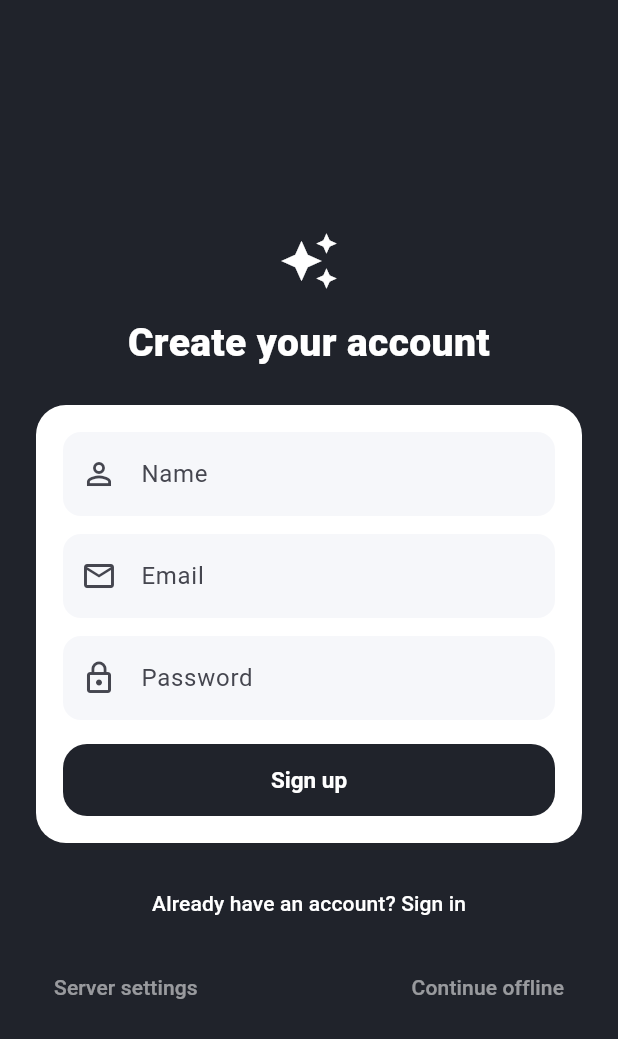
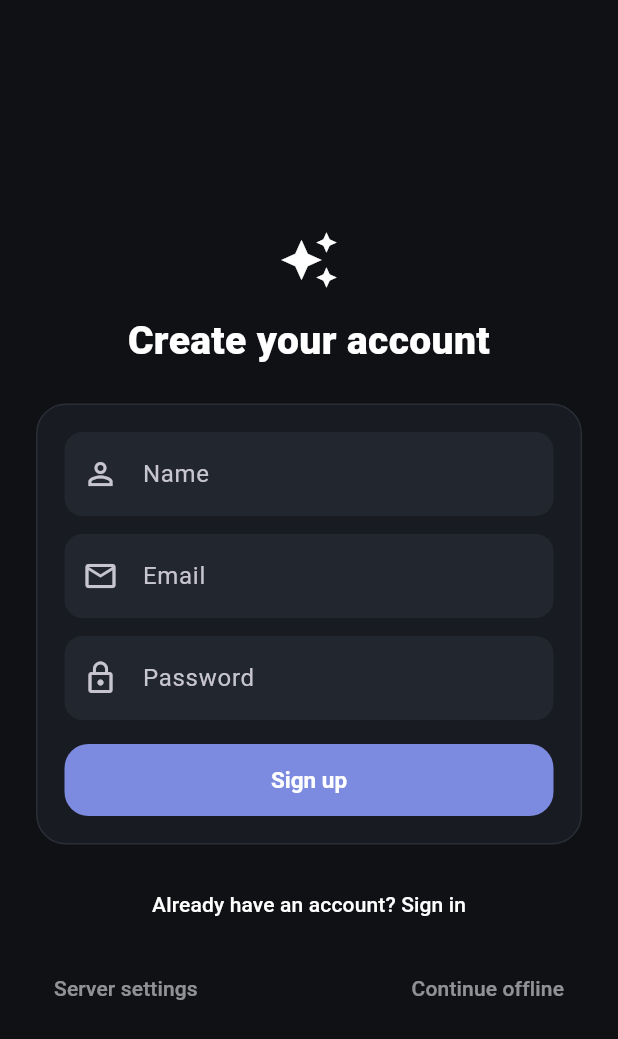
Before and after one commit to gearupae/PA-APP, a Flutter app: the screen it shows after launch, on a phone screen of 412 x 824 dp. Shown: the top 1039 px of the screen. Run offline on Flutter 3.47's test engine with Material 3 defaults, Android fonts, the phone set to English and light mode, and no system bars; our stand-ins replace permission_handler, shared_preferences, speech_to_text, wakelock_plus.

Commit message:
style(mobile): dark theme (soft-indigo accent)
Convert the calm soft-UI design to dark: deep near-black canvas, raised
dark cards with hairline borders, light text, and the single soft-indigo
accent (hero, chips, active nav). Muted coral still reserved for record.

- Dark ColorScheme; ink now means light text/icons, new surface/surfaceAlt
  tokens for panels, chips, tiles and inputs.
- Convert all previously white/near-black fills (auth, profile header,
  reminders tiles, sms prompt, stat tiles, mind-map nodes) and the donut
  chart ring/labels to dark tokens.

Co-Authored-By: Claude Opus 4.8 <noreply@anthropic.com>

```diff
--- a/apps/mobile/lib/main.dart
+++ b/apps/mobile/lib/main.dart
@@ -26,7 +26,7 @@ class PaApp extends StatelessWidget {
     return MaterialApp(
       title: 'PA-APP',
       debugShowCheckedModeBanner: false,
-      theme: AppTheme.light(),
+      theme: AppTheme.dark(),
       home: RootGate(state: state, store: store),
     );
   }
--- a/apps/mobile/lib/screens/auth_screen.dart
+++ b/apps/mobile/lib/screens/auth_screen.dart
@@ -85,7 +85,7 @@ class _AuthScreenState extends State<AuthScreen> {
   @override
   Widget build(BuildContext context) {
     return Scaffold(
-      backgroundColor: AppColors.ink,
+      backgroundColor: AppColors.bg,
       body: SafeArea(
         child: Center(
           child: SingleChildScrollView(
@@ -108,8 +108,9 @@ class _AuthScreenState extends State<AuthScreen> {
                 Container(
                   padding: const EdgeInsets.all(18),
                   decoration: BoxDecoration(
-                    color: Colors.white,
+                    color: AppColors.surface,
                     borderRadius: BorderRadius.circular(20),
+                    border: Border.all(color: AppColors.line),
                   ),
                   child: Column(
                     children: [
@@ -218,7 +219,7 @@ class _AuthScreenState extends State<AuthScreen> {
         labelText: label,
         prefixIcon: Icon(icon),
         filled: true,
-        fillColor: AppColors.bg,
+        fillColor: AppColors.surfaceAlt,
         border: OutlineInputBorder(
           borderRadius: BorderRadius.circular(12),
           borderSide: BorderSide.none,
--- a/apps/mobile/lib/screens/dashboard_screen.dart
+++ b/apps/mobile/lib/screens/dashboard_screen.dart
@@ -96,13 +96,13 @@ class DashboardScreen extends StatelessWidget {
   Widget _smsPrompt() => Container(
         padding: const EdgeInsets.all(16),
         decoration: BoxDecoration(
-          color: Colors.white,
+          color: AppColors.surface,
           borderRadius: BorderRadius.circular(AppTheme.radius),
-          border: Border.all(color: AppColors.tag),
+          border: Border.all(color: AppColors.line),
         ),
         child: Row(
           children: [
-            const Icon(Icons.sms_outlined, color: AppColors.ink),
+            const Icon(Icons.sms_outlined, color: AppColors.accent),
             const SizedBox(width: 12),
             const Expanded(
               child: Text(
@@ -256,7 +256,7 @@ class DashboardScreen extends StatelessWidget {
         child: Container(
           padding: const EdgeInsets.symmetric(horizontal: 14, vertical: 14),
           decoration: BoxDecoration(
-            color: color.withValues(alpha: 0.08),
+            color: AppColors.surfaceAlt,
             borderRadius: BorderRadius.circular(16),
           ),
           child: Column(
@@ -467,6 +467,7 @@ class DashboardScreen extends StatelessWidget {
       decoration: BoxDecoration(
         color: AppColors.surface,
         borderRadius: BorderRadius.circular(AppTheme.radius),
+        border: Border.all(color: AppColors.line),
         boxShadow: AppTheme.cardShadow,
       ),
       child: Padding(
--- a/apps/mobile/lib/screens/profile_screen.dart
+++ b/apps/mobile/lib/screens/profile_screen.dart
@@ -23,8 +23,9 @@ class ProfileScreen extends StatelessWidget {
           Container(
             padding: const EdgeInsets.all(18),
             decoration: BoxDecoration(
-              color: AppColors.ink,
+              color: AppColors.accentSoft,
               borderRadius: BorderRadius.circular(AppTheme.radius),
+              border: Border.all(color: AppColors.line),
             ),
             child: Row(
               children: [
--- a/apps/mobile/lib/screens/reminders_local_screen.dart
+++ b/apps/mobile/lib/screens/reminders_local_screen.dart
@@ -22,7 +22,7 @@ class RemindersLocalScreen extends StatelessWidget {
           floatingActionButton: Padding(
             padding: const EdgeInsets.only(bottom: 72),
             child: FloatingActionButton.extended(
-              backgroundColor: AppColors.ink,
+              backgroundColor: AppColors.accent,
               foregroundColor: Colors.white,
               onPressed: () => _add(context),
               icon: const Icon(Icons.add_alarm),
@@ -112,12 +112,13 @@ class RemindersLocalScreen extends StatelessWidget {
       child: Container(
         margin: const EdgeInsets.only(bottom: 8),
         decoration: BoxDecoration(
-          color: Colors.white,
+          color: AppColors.surface,
           borderRadius: BorderRadius.circular(16),
+          border: Border.all(color: AppColors.line),
         ),
         child: ListTile(
           leading: CircleAvatar(
-            backgroundColor: _kindColor(r.kind).withValues(alpha: 0.14),
+            backgroundColor: _kindColor(r.kind).withValues(alpha: 0.18),
             child: Icon(_kindIcon(r.kind), color: _kindColor(r.kind), size: 20),
           ),
           title: Text(
--- a/apps/mobile/lib/theme/app_theme.dart
+++ b/apps/mobile/lib/theme/app_theme.dart
@@ -1,44 +1,44 @@
 import 'package:flutter/material.dart';
 import 'package:flutter/services.dart';
 
-/// Calm, airy "soft-UI" palette: near-white canvas, large rounded white cards,
-/// one subtle sage-green accent, muted coral reserved for recording. Tuned for
-/// a low-stress, high-end finance feel.
+/// Calm, dark "soft-UI" palette: deep near-black canvas, softly raised dark
+/// cards, one subtle indigo accent, muted coral reserved for recording.
 class AppColors {
-  static const seed = Color(0xFF5D6CB0); // soft indigo — drives M3 widgets
-  static const bg = Color(0xFFF6F7FA); // near-white canvas (cool)
-  static const surface = Colors.white;
-  static const ink = Color(0xFF20232B); // soft near-black
-  static const inkSoft = Color(0xFF2E343A);
+  static const seed = Color(0xFF7C8AE0); // soft indigo (bright for dark)
+  static const bg = Color(0xFF0F1115); // deep canvas
+  static const surface = Color(0xFF181B21); // cards
+  static const surfaceAlt = Color(0xFF22262E); // chips, tiles, inputs, panels
+  static const ink = Color(0xFFECEDF1); // primary text + icons (light)
+  static const inkSoft = Color(0xFFC7CAD2);
 
-  static const accent = Color(0xFF5D6CB0); // soft indigo (single accent)
-  static const accentSoft = Color(0xFFECEEF8); // indigo tint surface
-  static const red = Color(0xFFCC6B5A); // muted coral — record only
+  static const accent = Color(0xFF7C8AE0); // soft indigo (single accent)
+  static const accentSoft = Color(0xFF242941); // indigo-tinted dark surface
+  static const red = Color(0xFFE07A68); // muted coral — record only
 
-  static const navBg = Colors.white;
-  static const navPill = Color(0xFFECEEF8);
-  static const tag = Color(0xFFEDEEF2);
-  static const line = Color(0xFFE9EBF0);
+  static const navBg = Color(0xFF15181E);
+  static const navPill = Color(0xFF2B3150);
+  static const tag = Color(0xFF262A32);
+  static const line = Color(0xFF2A2E36);
 
-  static const slate = Color(0xFF747880);
-  static const income = Color(0xFF4E9E7E);
-  static const expense = Color(0xFFCC6B5A);
-  static const violet = Color(0xFF6E63C6);
-  static const teal = Color(0xFF2E9393);
-  static const amber = Color(0xFFBF8A2E);
+  static const slate = Color(0xFF9A9EA8); // muted light-grey text
+  static const income = Color(0xFF5CB894);
+  static const expense = Color(0xFFE07A68);
+  static const violet = Color(0xFF9B8EE6);
+  static const teal = Color(0xFF4FB3B3);
+  static const amber = Color(0xFFD9A54A);
 
-  // Chart categories keep colour (needed to separate series), gently muted.
+  // Chart categories keep colour (needed to separate series), tuned for dark.
   static const categoryColors = <String, Color>{
-    'Food': Color(0xFFD08A4F),
-    'Fuel': Color(0xFF5A7FC2),
-    'Bills': Color(0xFF8A7BC8),
-    'Shopping': Color(0xFFC77BA0),
-    'Groceries': Color(0xFF5F8575),
-    'Transport': Color(0xFF4E9A9A),
-    'Entertainment': Color(0xFFC2993E),
-    'Health': Color(0xFFCE7369),
-    'Transfers': Color(0xFF8A9199),
-    'Other': Color(0xFFABABA2),
+    'Food': Color(0xFFE59B63),
+    'Fuel': Color(0xFF7C8AE0),
+    'Bills': Color(0xFF9B8EE6),
+    'Shopping': Color(0xFFDE8FB4),
+    'Groceries': Color(0xFF5CB894),
+    'Transport': Color(0xFF4FB3B3),
+    'Entertainment': Color(0xFFD9A54A),
+    'Health': Color(0xFFE38578),
+    'Transfers': Color(0xFF9199A6),
+    'Other': Color(0xFF8A8F99),
   };
 
   static Color forCategory(String c) =>
@@ -46,11 +46,15 @@ class AppColors {
 }
 
 class AppTheme {
-  static ThemeData light() {
+  static ThemeData dark() {
     final scheme = ColorScheme.fromSeed(
       seedColor: AppColors.seed,
-      brightness: Brightness.light,
-    ).copyWith(surface: AppColors.surface, primary: AppColors.accent);
+      brightness: Brightness.dark,
+    ).copyWith(
+      surface: AppColors.surface,
+      primary: AppColors.accent,
+      onSurface: AppColors.ink,
+    );
 
     final base = ThemeData(
       useMaterial3: true,
@@ -72,7 +76,6 @@ class AppTheme {
 
     return base.copyWith(
       textTheme: text,
-      // Airy light header — part of the canvas, dark status icons.
       appBarTheme: const AppBarTheme(
         backgroundColor: AppColors.bg,
         surfaceTintColor: Colors.transparent,
@@ -80,7 +83,7 @@ class AppTheme {
         elevation: 0,
         scrolledUnderElevation: 0,
         centerTitle: false,
-        systemOverlayStyle: SystemUiOverlayStyle.dark,
+        systemOverlayStyle: SystemUiOverlayStyle.light,
         titleTextStyle: TextStyle(
           color: AppColors.ink,
           fontSize: 28,
@@ -91,11 +94,11 @@ class AppTheme {
       ),
       cardTheme: CardThemeData(
         color: AppColors.surface,
-        elevation: 7,
-        shadowColor: Colors.black.withValues(alpha: 0.07),
+        elevation: 0,
         surfaceTintColor: Colors.transparent,
         shape: RoundedRectangleBorder(
           borderRadius: BorderRadius.circular(28),
+          side: const BorderSide(color: AppColors.line),
         ),
         margin: EdgeInsets.zero,
       ),
@@ -103,8 +106,7 @@ class AppTheme {
         backgroundColor: AppColors.navBg,
         surfaceTintColor: Colors.transparent,
         indicatorColor: AppColors.navPill,
-        elevation: 10,
-        shadowColor: Colors.black.withValues(alpha: 0.06),
+        elevation: 0,
         height: 76,
         labelTextStyle: WidgetStateProperty.resolveWith(
           (states) => TextStyle(
@@ -128,7 +130,7 @@ class AppTheme {
       ),
       filledButtonTheme: FilledButtonThemeData(
         style: FilledButton.styleFrom(
-          backgroundColor: AppColors.ink,
+          backgroundColor: AppColors.accent,
           foregroundColor: Colors.white,
           shape:
               RoundedRectangleBorder(borderRadius: BorderRadius.circular(16)),
@@ -137,22 +139,18 @@ class AppTheme {
         ),
       ),
       chipTheme: base.chipTheme.copyWith(
-        backgroundColor: AppColors.tag,
+        backgroundColor: AppColors.surfaceAlt,
         selectedColor: AppColors.accent,
+        labelStyle: const TextStyle(color: AppColors.ink),
         side: BorderSide.none,
         shape: RoundedRectangleBorder(borderRadius: BorderRadius.circular(12)),
       ),
+      switchTheme: base.switchTheme,
     );
   }
 
   static const radius = 28.0;
   static const pagePad = EdgeInsets.fromLTRB(16, 8, 16, 24);
 
-  static List<BoxShadow> get cardShadow => [
-        BoxShadow(
-          color: Colors.black.withValues(alpha: 0.06),
-          blurRadius: 20,
-          offset: const Offset(0, 8),
-        ),
-      ];
+  static List<BoxShadow> get cardShadow => const [];
 }
--- a/apps/mobile/lib/widgets/donut_chart.dart
+++ b/apps/mobile/lib/widgets/donut_chart.dart
@@ -1,6 +1,8 @@
 import 'dart:math' as math;
 
 import 'package:flutter/material.dart';
+
+import '../theme/app_theme.dart';
 
 class DonutSlice {
   DonutSlice(this.label, this.value, this.color);
@@ -40,11 +42,13 @@ class DonutChart extends StatelessWidget {
               if (centerTop != null)
                 Text(centerTop!,
                     style: const TextStyle(
-                        fontSize: 12, color: Color(0xFF64748B))),
+                        fontSize: 12, color: AppColors.slate)),
               if (centerBottom != null)
                 Text(centerBottom!,
                     style: const TextStyle(
-                        fontSize: 20, fontWeight: FontWeight.w800)),
+                        fontSize: 20,
+                        fontWeight: FontWeight.w800,
+                        color: AppColors.ink)),
             ],
           ),
         ),
@@ -68,7 +72,7 @@ class _DonutPainter extends CustomPainter {
     final bg = Paint()
       ..style = PaintingStyle.stroke
       ..strokeWidth = stroke
-      ..color = const Color(0xFFEEF1F6);
+      ..color = AppColors.surfaceAlt;
     canvas.drawCircle(center, radius, bg);
 
     if (total <= 0) return;
--- a/apps/mobile/lib/widgets/mind_map_view.dart
+++ b/apps/mobile/lib/widgets/mind_map_view.dart
@@ -105,12 +105,9 @@ class MindMapView extends StatelessWidget {
         width: nodeW,
         padding: const EdgeInsets.symmetric(horizontal: 10, vertical: 8),
         decoration: BoxDecoration(
-          color: Colors.white,
+          color: AppColors.surfaceAlt,
           borderRadius: BorderRadius.circular(12),
-          border: Border.all(color: color.withValues(alpha: 0.5), width: 1.5),
-          boxShadow: const [
-            BoxShadow(color: Colors.black12, blurRadius: 6, offset: Offset(0, 2))
-          ],
+          border: Border.all(color: color.withValues(alpha: 0.6), width: 1.5),
         ),
         child: Text(
           label,
```
